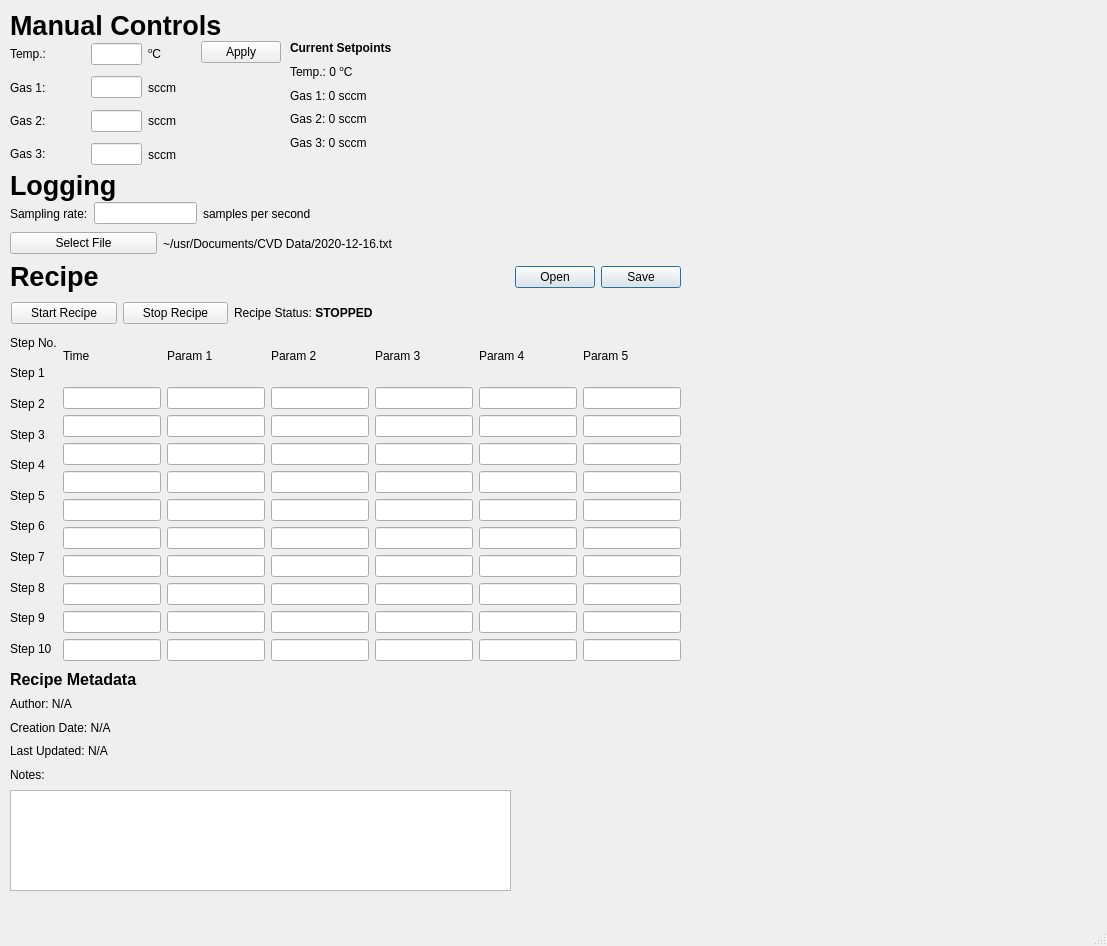
nholmes7/MB_CVD, file CVD.ui: the form before one commit.
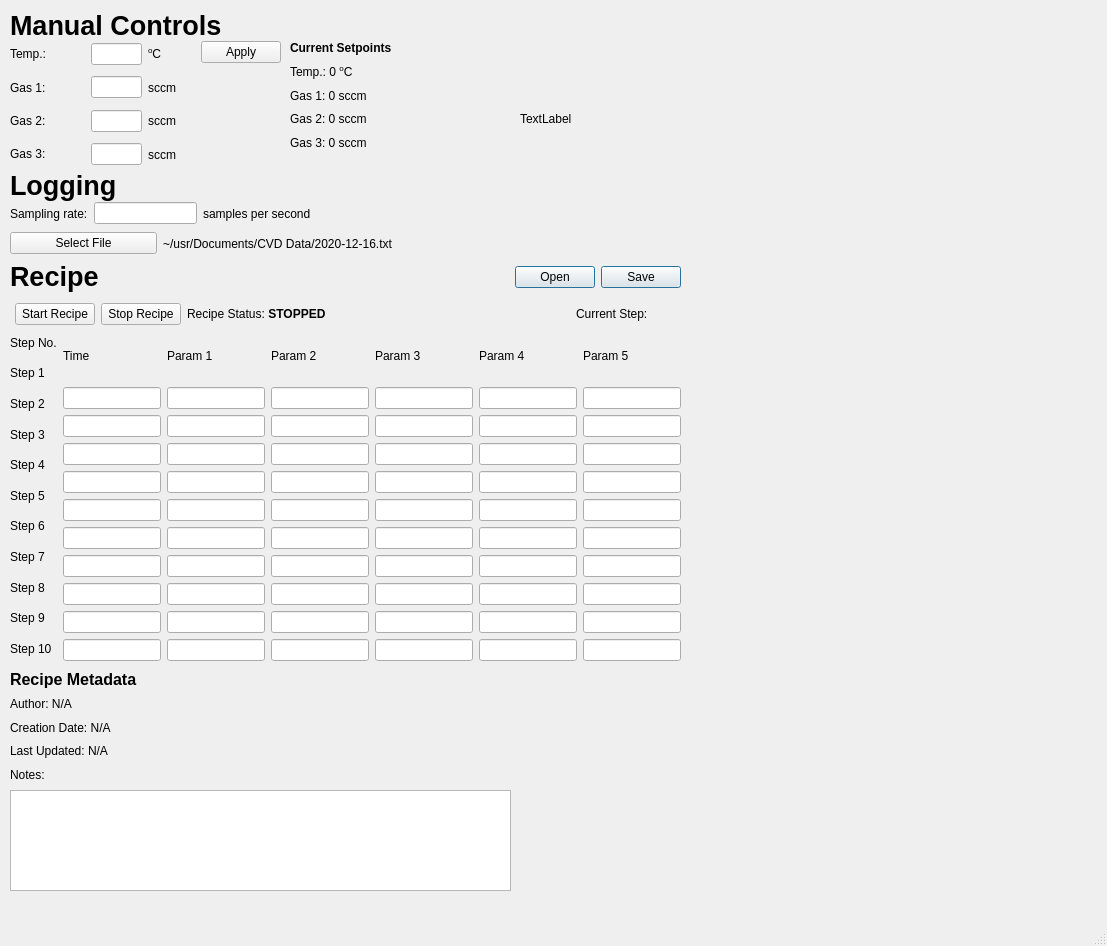
The form after the commit. Custom widgets are drawn as their Qt base class.

What changed in the file:
```diff
--- a/CVD.ui
+++ b/CVD.ui
@@ -265,39 +265,6 @@
      </item>
     </layout>
    </widget>
-   <widget class="QWidget" name="layoutWidget">
-    <property name="geometry">
-     <rect>
-      <x>11</x>
-      <y>300</y>
-      <width>362</width>
-      <height>27</height>
-     </rect>
-    </property>
-    <layout class="QHBoxLayout" name="horizontalLayout_4">
-     <item>
-      <widget class="QPushButton" name="button_start_recipe">
-       <property name="text">
-        <string>Start Recipe</string>
-       </property>
-      </widget>
-     </item>
-     <item>
-      <widget class="QPushButton" name="button_stop_recipe">
-       <property name="text">
-        <string>Stop Recipe</string>
-       </property>
-      </widget>
-     </item>
-     <item>
-      <widget class="QLabel" name="label_recipe_status">
-       <property name="text">
-        <string>&lt;html&gt;&lt;head/&gt;&lt;body&gt;&lt;p&gt;Recipe Status: &lt;span style=&quot; font-weight:600;&quot;&gt;STOPPED&lt;/span&gt;&lt;/p&gt;&lt;/body&gt;&lt;/html&gt;</string>
-       </property>
-      </widget>
-     </item>
-    </layout>
-   </widget>
    <widget class="QWidget" name="layoutWidget">
     <property name="geometry">
      <rect>
@@ -892,6 +859,72 @@
      </item>
     </layout>
    </widget>
+   <widget class="QLedLabel" name="label_3">
+    <property name="geometry">
+     <rect>
+      <x>520</x>
+      <y>110</y>
+      <width>67</width>
+      <height>17</height>
+     </rect>
+    </property>
+    <property name="text">
+     <string>TextLabel</string>
+    </property>
+   </widget>
+   <widget class="QWidget" name="">
+    <property name="geometry">
+     <rect>
+      <x>15</x>
+      <y>301</y>
+      <width>633</width>
+      <height>27</height>
+     </rect>
+    </property>
+    <layout class="QHBoxLayout" name="horizontalLayout_4">
+     <item>
+      <widget class="QPushButton" name="button_start_recipe">
+       <property name="text">
+        <string>Start Recipe</string>
+       </property>
+      </widget>
+     </item>
+     <item>
+      <widget class="QPushButton" name="button_stop_recipe">
+       <property name="text">
+        <string>Stop Recipe</string>
+       </property>
+      </widget>
+     </item>
+     <item>
+      <widget class="QLabel" name="label_recipe_status">
+       <property name="text">
+        <string>&lt;html&gt;&lt;head/&gt;&lt;body&gt;&lt;p&gt;Recipe Status: &lt;span style=&quot; font-weight:600;&quot;&gt;STOPPED&lt;/span&gt;&lt;/p&gt;&lt;/body&gt;&lt;/html&gt;</string>
+       </property>
+      </widget>
+     </item>
+     <item>
+      <spacer name="horizontalSpacer_2">
+       <property name="orientation">
+        <enum>Qt::Horizontal</enum>
+       </property>
+       <property name="sizeHint" stdset="0">
+        <size>
+         <width>168</width>
+         <height>20</height>
+        </size>
+       </property>
+      </spacer>
+     </item>
+     <item>
+      <widget class="QLabel" name="label_recipe_step_status">
+       <property name="text">
+        <string>&lt;html&gt;&lt;head/&gt;&lt;body&gt;&lt;p&gt;Current Step:&lt;/p&gt;&lt;/body&gt;&lt;/html&gt;</string>
+       </property>
+      </widget>
+     </item>
+    </layout>
+   </widget>
   </widget>
   <widget class="QMenuBar" name="menubar">
    <property name="geometry">
@@ -915,6 +948,11 @@
    <header>pyqtgraph</header>
    <container>1</container>
   </customwidget>
+  <customwidget>
+   <class>QLedLabel</class>
+   <extends>QLabel</extends>
+   <header>qledlabel.h</header>
+  </customwidget>
  </customwidgets>
  <resources/>
  <connections/>
```
